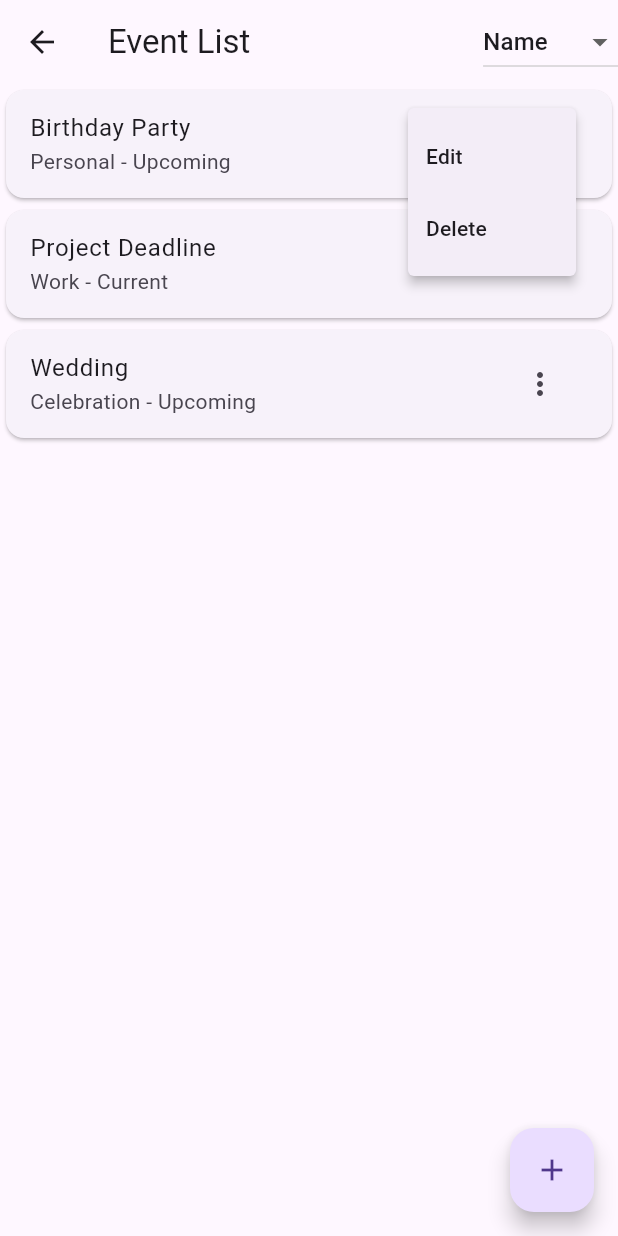
After one commit to AhmedWael02/Hedieaty, a Flutter app: the EventListPage screen opened by its route, after a tap on the "more vert" icon, on a phone screen of 412 x 824 dp. The commit adds this screen. Run offline on Flutter 3.47's test engine with Material 3 defaults, Android fonts, the phone set to English and light mode, and no system bars; network calls fail.

Commit message:
Adding Event List Screen

```diff
--- /dev/null
+++ b/lib/controllers/event_controller.dart
@@ -0,0 +1,56 @@
+import '../models/event.dart';
+
+class EventController {
+  final List<Event> _events = [
+    Event(
+      id: "1",
+      name: "Birthday Party",
+      category: "Personal",
+      date: DateTime(2024, 12, 20),
+      status: "Upcoming",
+    ),
+    Event(
+      id: "2",
+      name: "Wedding",
+      category: "Celebration",
+      date: DateTime(2024, 12, 25),
+      status: "Upcoming",
+    ),
+    Event(
+      id: "3",
+      name: "Project Deadline",
+      category: "Work",
+      date: DateTime(2024, 12, 15),
+      status: "Current",
+    ),
+  ];
+
+  List<Event> get events => List.unmodifiable(_events);
+
+  List<Event> sortEvents(String criteria) {
+    List<Event> sortedEvents = List.from(_events);
+    if (criteria == "Name") {
+      sortedEvents.sort((a, b) => a.name.compareTo(b.name));
+    } else if (criteria == "Category") {
+      sortedEvents.sort((a, b) => a.category.compareTo(b.category));
+    } else if (criteria == "Status") {
+      sortedEvents.sort((a, b) => a.status.compareTo(b.status));
+    }
+    return sortedEvents;
+  }
+
+  void addEvent(Event event) {
+    _events.add(event);
+  }
+
+  void deleteEvent(String id) {
+    _events.removeWhere((event) => event.id == id);
+  }
+
+  void updateEvent(Event updatedEvent) {
+    final index = _events.indexWhere((event) => event.id == updatedEvent.id);
+    if (index != -1) {
+      _events[index] = updatedEvent;
+    }
+  }
+}
--- a/lib/main.dart
+++ b/lib/main.dart
@@ -1,5 +1,6 @@
 import 'package:flutter/material.dart';
 import '../views/home_page.dart';
+import '../views/event_list_page.dart';
 
 void main() {
   runApp(HedieatyApp());
@@ -13,7 +14,11 @@ class HedieatyApp extends StatelessWidget {
       theme: ThemeData(
         primarySwatch: Colors.blue,
       ),
-      home: HomePage(),
+      initialRoute: '/',
+      routes: {
+        '/': (context) => HomePage(),
+        '/eventList': (context) => EventListPage(),
+      },
     );
   }
 }
--- /dev/null
+++ b/lib/models/event.dart
@@ -0,0 +1,15 @@
+class Event {
+  final String id;
+  final String name;
+  final String category;
+  final DateTime date;
+  final String status;
+
+  Event({
+    required this.id,
+    required this.name,
+    required this.category,
+    required this.date,
+    required this.status,
+  });
+}
--- /dev/null
+++ b/lib/views/event_list_page.dart
@@ -0,0 +1,102 @@
+import 'package:flutter/material.dart';
+import '../controllers/event_controller.dart';
+import '../models/event.dart';
+
+class EventListPage extends StatefulWidget {
+  @override
+  _EventListPageState createState() => _EventListPageState();
+}
+
+class _EventListPageState extends State<EventListPage> {
+  final EventController _controller = EventController();
+  late List<Event> _events;
+  String _sortCriteria = "Name";
+
+  @override
+  void initState() {
+    super.initState();
+    _events = _controller.sortEvents(_sortCriteria);
+  }
+
+  void _sortEvents(String criteria) {
+    setState(() {
+      _sortCriteria = criteria;
+      _events = _controller.sortEvents(criteria);
+    });
+  }
+
+  void _addEvent() {
+    // Placeholder for adding an event
+  }
+
+  void _editEvent(Event event) {
+    // Placeholder for editing an event
+  }
+
+  void _deleteEvent(String id) {
+    setState(() {
+      _controller.deleteEvent(id);
+      _events = _controller.sortEvents(_sortCriteria);
+    });
+  }
+
+  @override
+  Widget build(BuildContext context) {
+    return Scaffold(
+      appBar: AppBar(
+        title: Text("Event List"),
+        actions: [
+          DropdownButton<String>(
+            value: _sortCriteria,
+            items: ["Name", "Category", "Status"]
+                .map((criteria) => DropdownMenuItem(
+              value: criteria,
+              child: Text(criteria),
+            ))
+                .toList(),
+            onChanged: (value) {
+              if (value != null) {
+                _sortEvents(value);
+              }
+            },
+          ),
+        ],
+      ),
+      body: ListView.builder(
+        itemCount: _events.length,
+        itemBuilder: (context, index) {
+          final event = _events[index];
+          return Card(
+            child: ListTile(
+              title: Text(event.name),
+              subtitle: Text("${event.category} - ${event.status}"),
+              trailing: PopupMenuButton<String>(
+                onSelected: (value) {
+                  if (value == "Edit") {
+                    _editEvent(event);
+                  } else if (value == "Delete") {
+                    _deleteEvent(event.id);
+                  }
+                },
+                itemBuilder: (context) => [
+                  PopupMenuItem(
+                    value: "Edit",
+                    child: Text("Edit"),
+                  ),
+                  PopupMenuItem(
+                    value: "Delete",
+                    child: Text("Delete"),
+                  ),
+                ],
+              ),
+            ),
+          );
+        },
+      ),
+      floatingActionButton: FloatingActionButton(
+        onPressed: _addEvent,
+        child: Icon(Icons.add),
+      ),
+    );
+  }
+}
--- a/lib/views/home_page.dart
+++ b/lib/views/home_page.dart
@@ -56,6 +56,7 @@ class _HomePageState extends State<HomePage> {
 
   void _createEvent() {
     // Navigate to the Create Event/Gift List screen
+    Navigator.pushNamed(context, '/eventList');
   }
 
   @override
@@ -103,7 +104,7 @@ class _HomePageState extends State<HomePage> {
             left: MediaQuery.of(context).size.width * 0.5 - 40,
             child: FloatingActionButton.extended(
               backgroundColor: Colors.amber,
-              onPressed: (){},
+              onPressed: _createEvent,
               label: Text(
                 "Create Your Own List",
                 style: TextStyle(color: Colors.black),
```
